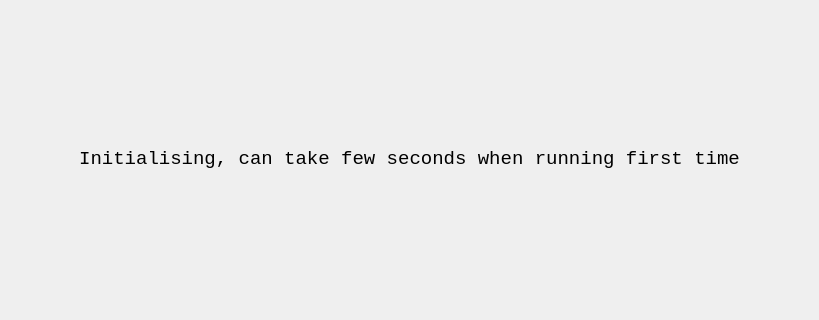
First picture: the form in ui/app_window.ui, repository einspunktnull/bfv-hacker-checker, before the edit; both pictures show x 182 to 1001 and y 260 to 580 of the 1183 by 841 pixel window.
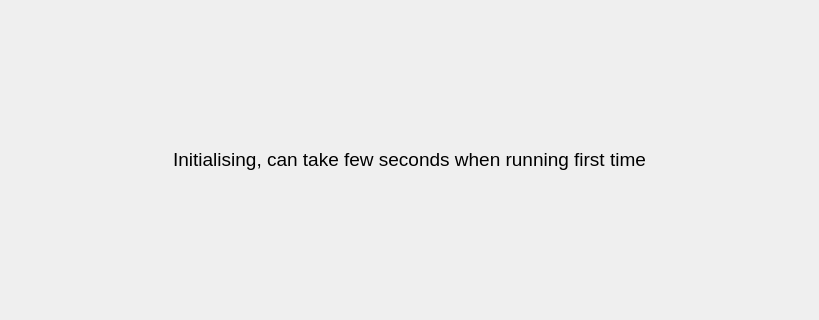
Second picture: the form after the edit.

```diff
--- a/ui/app_window.ui
+++ b/ui/app_window.ui
@@ -24,7 +24,6 @@
        <widget class="QLabel" name="label_init">
         <property name="font">
          <font>
-          <family>Consolas</family>
           <pointsize>14</pointsize>
           <weight>50</weight>
           <bold>false</bold>
```
